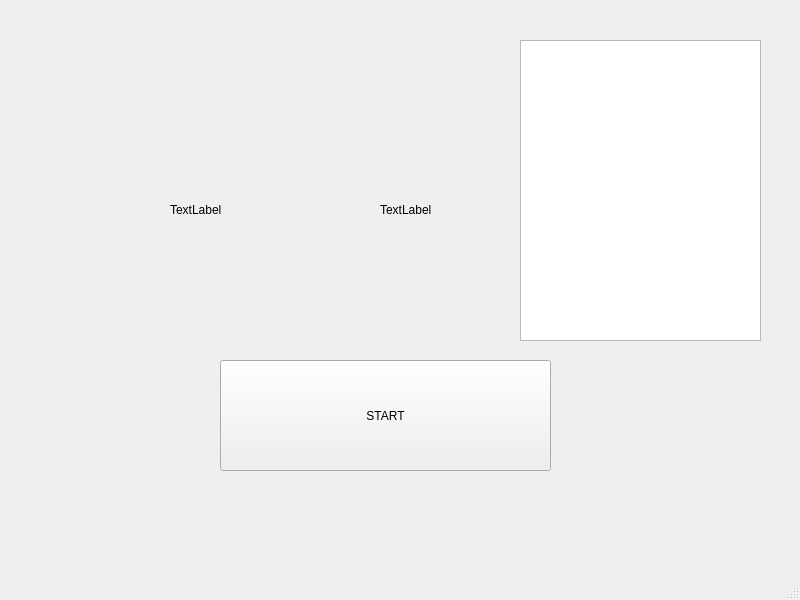
Qt form AuctionServer/AuctionServer/server.ui (rzekk/auction-ipc) before a commit.
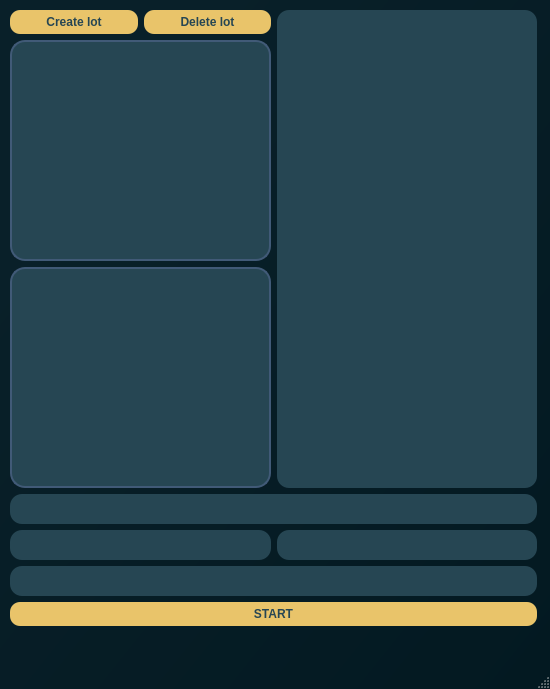
The same form after that commit.

Diff of the .ui file:
```diff
--- a/AuctionServer/AuctionServer/server.ui
+++ b/AuctionServer/AuctionServer/server.ui
@@ -6,65 +6,273 @@
    <rect>
     <x>0</x>
     <y>0</y>
-    <width>800</width>
-    <height>600</height>
+    <width>550</width>
+    <height>689</height>
    </rect>
   </property>
   <property name="windowTitle">
    <string>Server</string>
   </property>
+  <property name="styleSheet">
+   <string notr="true">QMainWindow,
+QDialog{
+	background-color: qlineargradient(spread:pad, x1:0, y1:0, x2:1, y2:1, stop:0.177033 #092029, stop:1 #031921);
+}
+
+QObject{
+	font: 10pt &quot;Source Code Pro&quot;;
+	color: #FFF;
+}
+
+QPushButton{
+	padding: 5px;
+	background-color: #E9C46A;
+	color: #264653;
+	font-weight: 700;
+	border-radius: 10px;
+}
+QPushButton:hover{
+	background-color: #F4A261;
+}
+QPushButton:pressed{
+	background-color: #E76F51 ;
+}
+
+QCheckBox::indicator {
+    width:  12px;
+    height: 12px;
+	border: 4px solid #E9C46A;
+    border-radius: 10px;
+    background-color: #E9C46A;
+}
+
+QCheckBox::indicator:hover {
+    border-color: #F4A261;
+}
+
+QCheckBox::indicator:checked {
+    background-color: #E76F51;
+}
+
+QCheckBox{    
+    padding: 5px;
+    background-color: #264653;
+    border-radius: 10px;
+}
+
+QTextEdit,
+QPlainTextEdit,
+QLineEdit,
+QGraphicsView,
+QScrollArea{
+	background-color: #264653;
+	border: none;
+	padding: 7px;
+	border-radius: 12px;
+}
+
+QListWidget {
+    background-color: #264653; 
+    border: 2px solid #415A77; 
+	border-radius: 15px;
+    padding: 10px;
+	font-size: 10pt;
+    outline: none;
+}
+
+QListWidget::item {
+    padding: 5px;         
+    margin: 3px 0;
+	margin-right: 5px;
+    background-color: #2A9D8F;
+    border-radius: 10px;      
+	border: 1px solid #415A77;
+	outline: none;
+}
+
+QListWidget::item:hover {
+    background-color: #E9C46A; 
+    color: #fff;
+}
+
+QListWidget::item:selected {
+    background-color: #F4A261;
+    color: #fff;               
+}
+
+QScrollBar:vertical,
+QScrollBar:horizontal {
+	width: 12px; 
+	background: transparent; 
+	margin: 0px; 
+}
+
+QScrollBar::handle:vertical,
+QScrollBar::handle:horizontal {
+	background: #E9C46A; 
+	min-height: 20px; 
+	border-radius: 6px;
+}
+
+QScrollBar::handle:vertical:hover,
+QScrollBar::handle:vertical:pressed,
+QScrollBar::handle:horizontal:hover,
+QScrollBar::handle:horizontal:pressed {
+    background: #F4A261;
+}
+
+QScrollBar:vertical,
+QScrollBar:horizontal {
+    background: transparent;
+    margin: 0px;
+}
+
+QScrollBar::add-page:vertical,
+QScrollBar::sub-page:vertical,
+QScrollBar::add-page:horizontal,
+QScrollBar::sub-page:horizontal {
+    background: transparent;
+}
+
+QScrollBar::add-line:vertical,
+QScrollBar::sub-line:vertical,
+QScrollBar::add-line:horizontal,
+QScrollBar::sub-line:horizontal {
+    height: 0px;
+    width: 0px;   
+}
+
+QComboBox {
+    border-radius: 8px;
+    padding: 5px 8px;
+    background-color: #264653;
+    color: #fff;
+}
+
+QComboBox::drop-down {
+    border-top-right-radius: 8px;
+    border-bottom-right-radius: 8px;
+    background-color: #E9C46A;
+}
+
+QComboBox QAbstractItemView {
+    background-color: #264653;
+    color: #fff;
+    border-radius: 5px;
+}
+
+
+QSpinBox{
+    color: #fff;
+    background-color: #264653;
+    border-radius: 10px;
+    padding: 5px;
+    height: 20px;
+}
+
+QSpinBox::up-button {
+    width: 10px;
+    height: 20px;
+    padding: 5px 2px;
+    background-color: #E9C46A;
+    subcontrol-position: center right;
+    border-bottom-right-radius: 10px;
+    border-top-right-radius: 10px;
+}
+
+QSpinBox::down-button {
+    width: 10px;
+    height: 20px;
+    padding: 5px 2px;
+    background-color: #E9C46A;
+    subcontrol-position: center left;
+    border-bottom-left-radius: 10px;
+    border-top-left-radius: 10px;
+}
+
+QSpinBox::up-button:hover, QSpinBox::down-button:hover {
+    background-color: #F4A261;
+}
+</string>
+  </property>
   <widget class="QWidget" name="centralwidget">
-   <widget class="QPushButton" name="startButton">
+   <widget class="QWidget" name="">
     <property name="geometry">
      <rect>
-      <x>220</x>
-      <y>360</y>
-      <width>331</width>
-      <height>111</height>
+      <x>10</x>
+      <y>10</y>
+      <width>527</width>
+      <height>616</height>
      </rect>
     </property>
-    <property name="text">
-     <string>START</string>
-    </property>
-   </widget>
-   <widget class="QTextEdit" name="logTextEdit">
-    <property name="geometry">
-     <rect>
-      <x>520</x>
-      <y>40</y>
-      <width>241</width>
-      <height>301</height>
-     </rect>
-    </property>
-    <property name="readOnly">
-     <bool>true</bool>
-    </property>
-   </widget>
-   <widget class="QLabel" name="bidLabel">
-    <property name="geometry">
-     <rect>
-      <x>170</x>
-      <y>200</y>
-      <width>63</width>
-      <height>20</height>
-     </rect>
-    </property>
-    <property name="text">
-     <string>TextLabel</string>
-    </property>
-   </widget>
-   <widget class="QLabel" name="winnerLabel">
-    <property name="geometry">
-     <rect>
-      <x>380</x>
-      <y>200</y>
-      <width>63</width>
-      <height>20</height>
-     </rect>
-    </property>
-    <property name="text">
-     <string>TextLabel</string>
-    </property>
+    <layout class="QVBoxLayout" name="verticalLayout_3">
+     <item>
+      <layout class="QVBoxLayout" name="verticalLayout_2">
+       <item>
+        <layout class="QHBoxLayout" name="horizontalLayout_2">
+         <item>
+          <layout class="QVBoxLayout" name="verticalLayout">
+           <item>
+            <layout class="QHBoxLayout" name="horizontalLayout">
+             <item>
+              <widget class="QPushButton" name="createLotButton">
+               <property name="text">
+                <string>Create lot</string>
+               </property>
+              </widget>
+             </item>
+             <item>
+              <widget class="QPushButton" name="deleteLotButton">
+               <property name="text">
+                <string>Delete lot</string>
+               </property>
+              </widget>
+             </item>
+            </layout>
+           </item>
+           <item>
+            <widget class="QListWidget" name="lotsListWidget"/>
+           </item>
+           <item>
+            <widget class="QListWidget" name="clientsListWidget"/>
+           </item>
+          </layout>
+         </item>
+         <item>
+          <widget class="QTextEdit" name="logTextEdit">
+           <property name="readOnly">
+            <bool>true</bool>
+           </property>
+          </widget>
+         </item>
+        </layout>
+       </item>
+       <item>
+        <widget class="QLineEdit" name="currentLot"/>
+       </item>
+      </layout>
+     </item>
+     <item>
+      <layout class="QHBoxLayout" name="horizontalLayout_3">
+       <item>
+        <widget class="QLineEdit" name="clientName"/>
+       </item>
+       <item>
+        <widget class="QLineEdit" name="currentBet"/>
+       </item>
+      </layout>
+     </item>
+     <item>
+      <widget class="QLineEdit" name="timer"/>
+     </item>
+     <item>
+      <widget class="QPushButton" name="startButton">
+       <property name="text">
+        <string>START</string>
+       </property>
+      </widget>
+     </item>
+    </layout>
    </widget>
   </widget>
   <widget class="QMenuBar" name="menubar">
```
Left out of the diff: 4 changed lines with no effect on the pictures.
